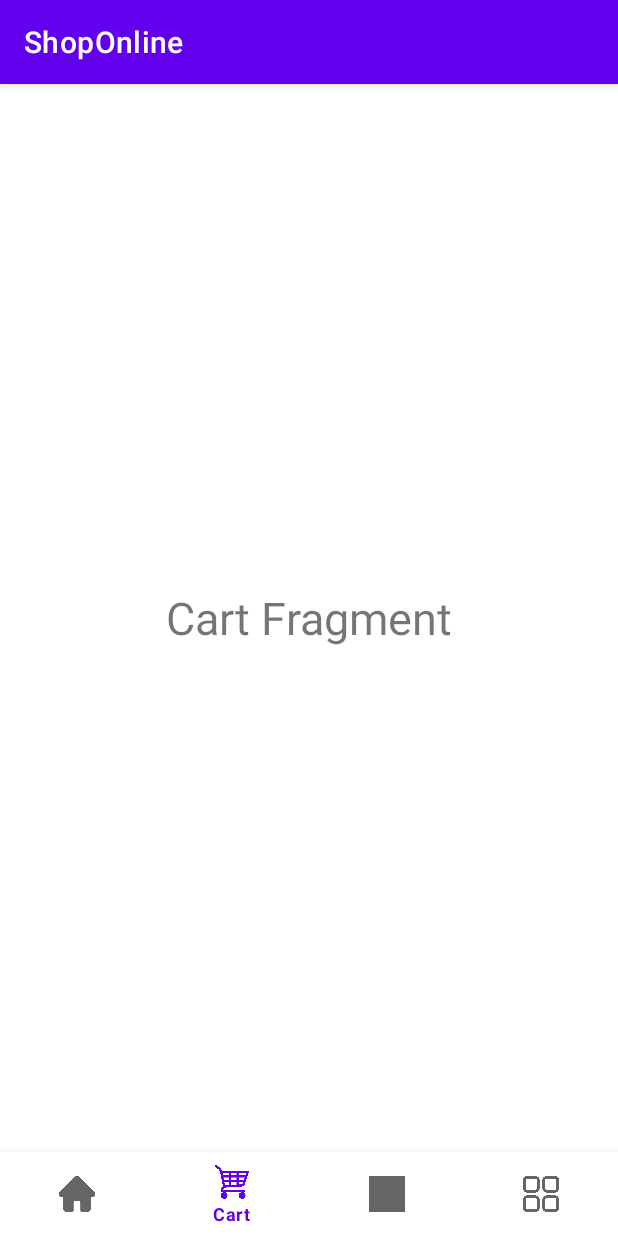
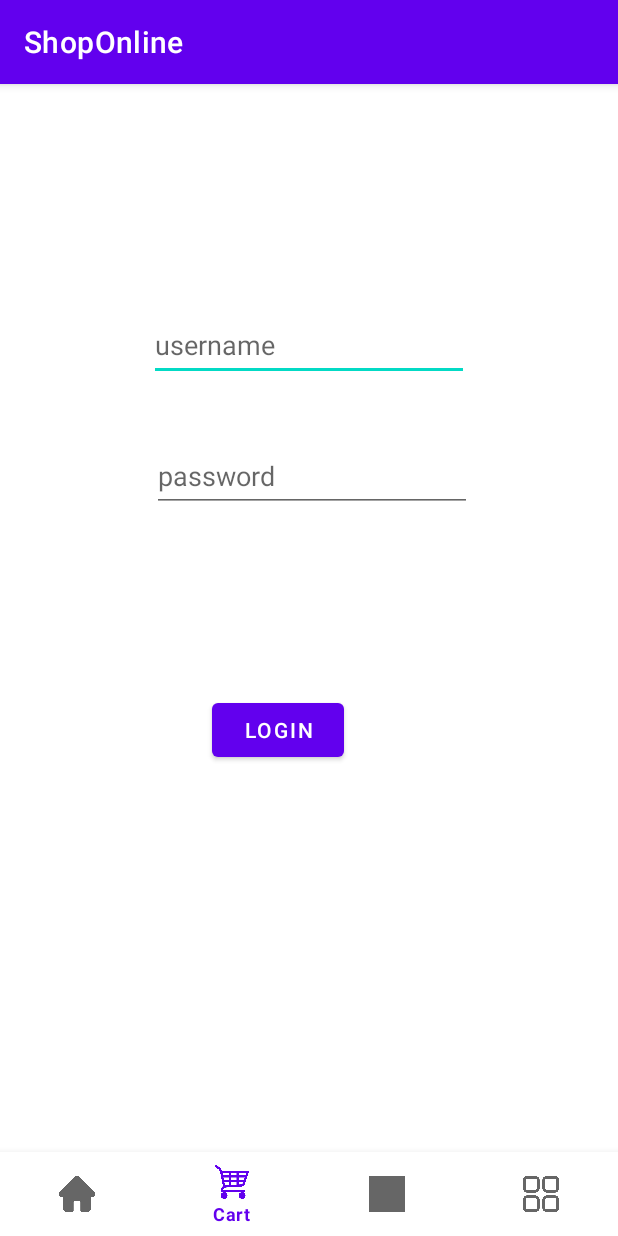
Before and after one commit to hoandk20/ShopOnline, an Android app: the screen it shows after launch (MainActivity), item 2 of the bottom bar chosen, on a phone screen of 412 x 824 dp. Run offline under Robolectric (Android 15) with nearby library versions, the phone set to English and light mode, and no system bars.

Commit message:
code login function

```diff
--- a/app/src/main/java/com/example/shoponline/View/MainActivity.java
+++ b/app/src/main/java/com/example/shoponline/View/MainActivity.java
@@ -5,6 +5,7 @@ import androidx.fragment.app.Fragment;
 import androidx.fragment.app.FragmentManager;
 import androidx.fragment.app.FragmentTransaction;
 
+import android.content.SharedPreferences;
 import android.os.Bundle;
 import android.os.StrictMode;
 import android.view.View;
@@ -17,6 +18,7 @@ import com.example.shoponline.Controller.LoginController;
 import com.example.shoponline.R;
 import com.example.shoponline.View.Fragment.CartFragment;
 import com.example.shoponline.View.Fragment.HomeFragment;
+import com.example.shoponline.View.Fragment.LoginFragment;
 import com.example.shoponline.View.Fragment.MenuFragment;
 import com.example.shoponline.View.Fragment.NotificationFragment;
 import com.google.android.material.bottomnavigation.BottomNavigationView;
@@ -25,6 +27,7 @@ public class MainActivity extends AppCompatActivity {
 
     private BottomNavigationView bottomNavigationView;
 
+    boolean isLogin = false;
     @Override
     protected void onCreate(Bundle savedInstanceState) {
         super.onCreate(savedInstanceState);
@@ -33,13 +36,20 @@ public class MainActivity extends AppCompatActivity {
             StrictMode.setThreadPolicy(policy);
         }
         setContentView(R.layout.activity_main);
-        replayceFragment(new HomeFragment());
 
-        bottomNavigationView = findViewById(R.id.bottomNavigationView);
+        SharedPreferences pref = getSharedPreferences("User",MODE_PRIVATE);
+        String UserId = pref.getString("UserId","");
+        isLogin = (UserId=="")?false:true;
 
-        initAction();
+        if(isLogin){
+            replayceFragment(new HomeFragment());
+            bottomNavigationView = findViewById(R.id.bottomNavigationView);
+            initAction();
+            action();
+        }else{
+            replayceFragment(new LoginFragment());
+        }
 
-        action();
     }
 
     private void action() {
--- a/app/src/main/res/layout/fragment_login.xml
+++ b/app/src/main/res/layout/fragment_login.xml
@@ -26,8 +26,9 @@
             android:layout_height="wrap_content"
             android:layout_marginTop="150dp"
             android:ems="10"
+            android:hint="username"
             android:inputType="textPersonName"
-            android:text="Username"
+            android:minHeight="48dp"
             app:layout_constraintEnd_toEndOf="parent"
             app:layout_constraintStart_toStartOf="parent"
             app:layout_constraintTop_toTopOf="parent" />
@@ -39,8 +40,9 @@
             android:layout_marginStart="2dp"
             android:layout_marginTop="39dp"
             android:ems="10"
+            android:hint="password"
             android:inputType="textPersonName"
-            android:text="Password"
+            android:minHeight="48dp"
             app:layout_constraintStart_toStartOf="@+id/editTextLoginUsername"
             app:layout_constraintTop_toBottomOf="@+id/editTextLoginUsername" />
 
```
Also changed, not shown: app/src/main/java/com/example/shoponline/View/Fragment/LoginFragment.java (+11 -1 lines), app/src/main/java/com/example/shoponline/View/Fragment/MenuFragment.java (+14 -0 lines).
